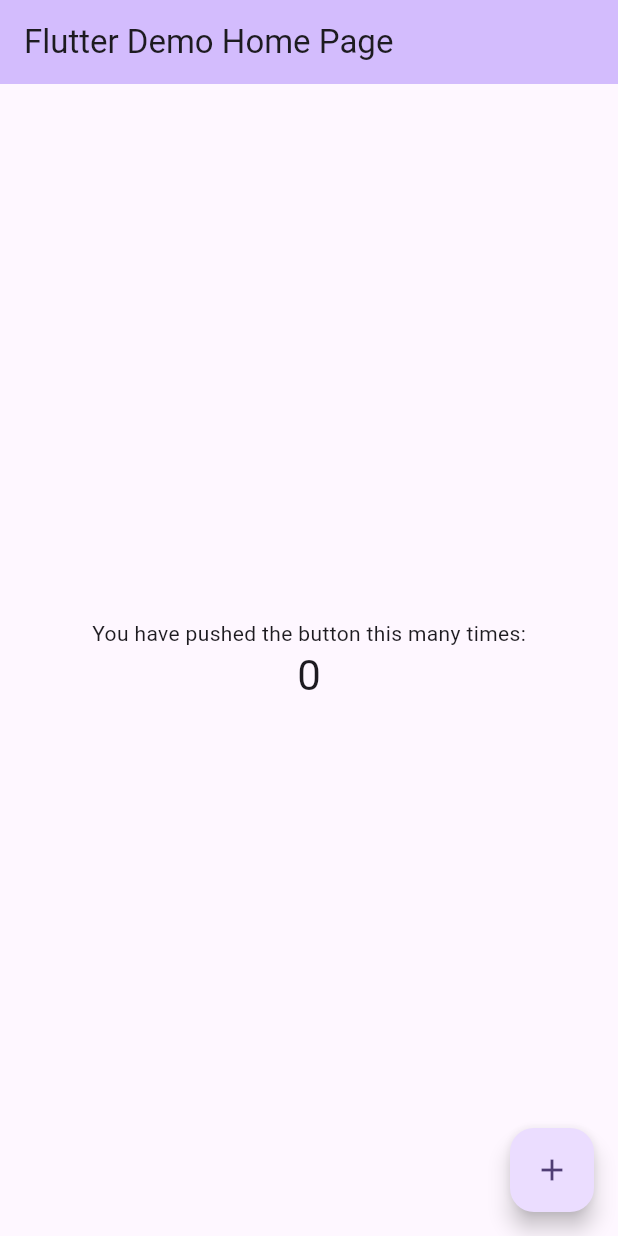
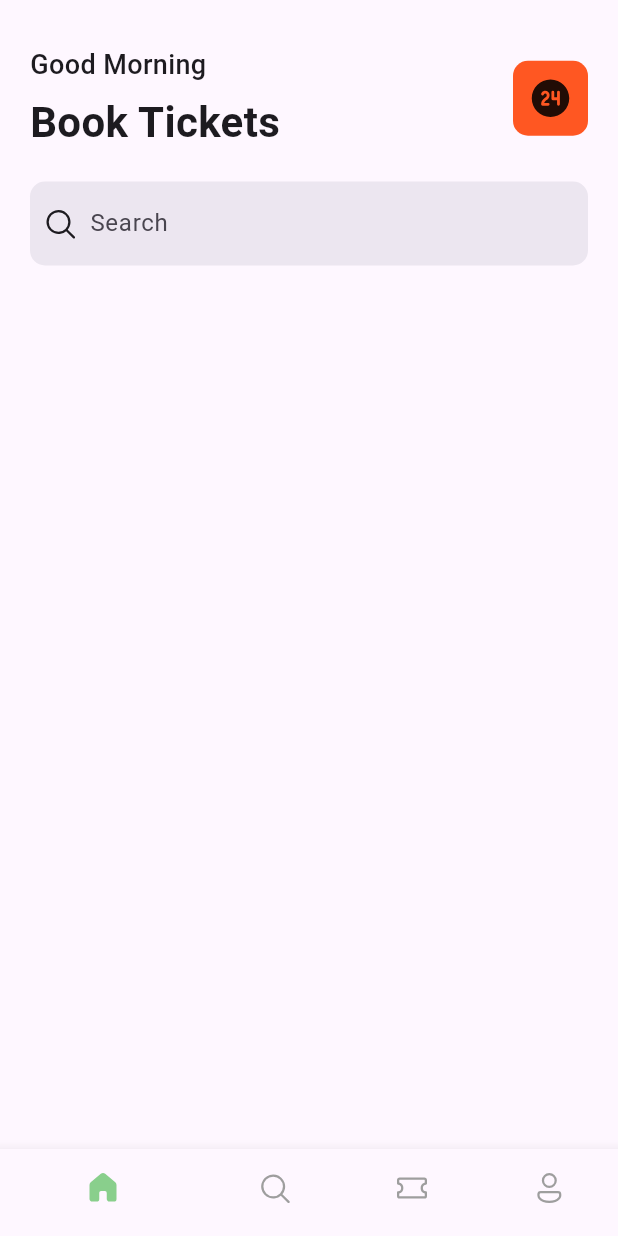
Before and after one commit to irvinMuziwenkosi/ticket_mobile_app, a Flutter app: the screen it shows after launch, on a phone screen of 412 x 824 dp. Run offline on Flutter 3.47's test engine with Material 3 defaults, Android fonts, the phone set to English and light mode, and no system bars; our stand-ins replace fluentui_icons.

Commit message:
Added some files

```diff
--- /dev/null
+++ b/lib/base/btm_nav_bar.dart
@@ -0,0 +1,52 @@
+import 'package:fluentui_icons/fluentui_icons.dart';
+import 'package:flutter/material.dart';
+
+class BtmNavBar extends StatefulWidget {
+  const BtmNavBar({super.key});
+
+  @override
+  State<BtmNavBar> createState() => _BtmNavBarState();
+}
+
+class _BtmNavBarState extends State<BtmNavBar> {
+  final appScreens = [
+    const Text("Home"),
+    const Text("Search"),
+    const Text("Tickets"),
+    const Text("Profile"),
+  ];
+  @override
+  Widget build(BuildContext context) {
+    return BottomNavigationBar(
+      selectedItemColor: const Color(0xFF89CF8C),
+      unselectedItemColor: Colors.grey,
+      showSelectedLabels: false,
+      items: const [
+        BottomNavigationBarItem(
+            icon: Icon(
+              FluentSystemIcons.ic_fluent_home_regular,
+            ),
+            activeIcon: Icon(FluentSystemIcons.ic_fluent_home_filled),
+            label: "Home"),
+        BottomNavigationBarItem(
+            icon: Icon(
+              FluentSystemIcons.ic_fluent_search_regular,
+            ),
+            activeIcon: Icon(FluentSystemIcons.ic_fluent_search_filled),
+            label: "Search"),
+        BottomNavigationBarItem(
+            icon: Icon(
+              FluentSystemIcons.ic_fluent_ticket_regular,
+            ),
+            activeIcon: Icon(FluentSystemIcons.ic_fluent_ticket_filled),
+            label: "Tickets"),
+        BottomNavigationBarItem(
+            icon: Icon(
+              FluentSystemIcons.ic_fluent_person_regular,
+            ),
+            activeIcon: Icon(FluentSystemIcons.ic_fluent_person_filled),
+            label: "Profile"),
+      ],
+    );
+  }
+}
--- /dev/null
+++ b/lib/base/custom_app_bar.dart
@@ -0,0 +1,15 @@
+import 'package:flutter/material.dart';
+
+class AppBar extends StatefulWidget {
+  const AppBar({super.key});
+
+  @override
+  State<AppBar> createState() => _AppBarState();
+}
+
+class _AppBarState extends State<AppBar> {
+  @override
+  Widget build(BuildContext context) {
+    return const Placeholder();
+  }
+}
--- a/lib/main.dart
+++ b/lib/main.dart
@@ -1,4 +1,8 @@
+// ignore_for_file: prefer_const_constructors
+
 import 'package:flutter/material.dart';
+import 'package:ticket_app/base/btm_nav_bar.dart';
+import 'package:ticket_app/pages/home.dart';
 
 void main() {
   runApp(const MyApp());
@@ -7,119 +11,28 @@ void main() {
 class MyApp extends StatelessWidget {
   const MyApp({super.key});
 
-  // This widget is the root of your application.
   @override
   Widget build(BuildContext context) {
     return MaterialApp(
-      title: 'Flutter Demo',
-      theme: ThemeData(
-        // This is the theme of your application.
-        //
-        // TRY THIS: Try running your application with "flutter run". You'll see
-        // the application has a purple toolbar. Then, without quitting the app,
-        // try changing the seedColor in the colorScheme below to Colors.green
-        // and then invoke "hot reload" (save your changes or press the "hot
-        // reload" button in a Flutter-supported IDE, or press "r" if you used
-        // the command line to start the app).
-        //
-        // Notice that the counter didn't reset back to zero; the application
-        // state is not lost during the reload. To reset the state, use hot
-        // restart instead.
-        //
-        // This works for code too, not just values: Most code changes can be
-        // tested with just a hot reload.
-        colorScheme: ColorScheme.fromSeed(seedColor: Colors.deepPurple),
-        useMaterial3: true,
+      home: Scaffold(
+        body: HomePage(),
+        bottomNavigationBar: const BtmNavBar(),
       ),
-      home: const MyHomePage(title: 'Flutter Demo Home Page'),
     );
   }
 }
+// class MainPage extends StatefulWidget {
+//   const MainPage({super.key});
 
-class MyHomePage extends StatefulWidget {
-  const MyHomePage({super.key, required this.title});
+//   @override
+//   State<MainPage> createState() => _MainPageState();
+// }
 
-  // This widget is the home page of your application. It is stateful, meaning
-  // that it has a State object (defined below) that contains fields that affect
-  // how it looks.
-
-  // This class is the configuration for the state. It holds the values (in this
-  // case the title) provided by the parent (in this case the App widget) and
-  // used by the build method of the State. Fields in a Widget subclass are
-  // always marked "final".
-
-  final String title;
-
-  @override
-  State<MyHomePage> createState() => _MyHomePageState();
-}
-
-class _MyHomePageState extends State<MyHomePage> {
-  int _counter = 0;
-
-  void _incrementCounter() {
-    setState(() {
-      // This call to setState tells the Flutter framework that something has
-      // changed in this State, which causes it to rerun the build method below
-      // so that the display can reflect the updated values. If we changed
-      // _counter without calling setState(), then the build method would not be
-      // called again, and so nothing would appear to happen.
-      _counter++;
-    });
-  }
-
-  @override
-  Widget build(BuildContext context) {
-    // This method is rerun every time setState is called, for instance as done
-    // by the _incrementCounter method above.
-    //
-    // The Flutter framework has been optimized to make rerunning build methods
-    // fast, so that you can just rebuild anything that needs updating rather
-    // than having to individually change instances of widgets.
-    return Scaffold(
-      appBar: AppBar(
-        // TRY THIS: Try changing the color here to a specific color (to
-        // Colors.amber, perhaps?) and trigger a hot reload to see the AppBar
-        // change color while the other colors stay the same.
-        backgroundColor: Theme.of(context).colorScheme.inversePrimary,
-        // Here we take the value from the MyHomePage object that was created by
-        // the App.build method, and use it to set our appbar title.
-        title: Text(widget.title),
-      ),
-      body: Center(
-        // Center is a layout widget. It takes a single child and positions it
-        // in the middle of the parent.
-        child: Column(
-          // Column is also a layout widget. It takes a list of children and
-          // arranges them vertically. By default, it sizes itself to fit its
-          // children horizontally, and tries to be as tall as its parent.
-          //
-          // Column has various properties to control how it sizes itself and
-          // how it positions its children. Here we use mainAxisAlignment to
-          // center the children vertically; the main axis here is the vertical
-          // axis because Columns are vertical (the cross axis would be
-          // horizontal).
-          //
-          // TRY THIS: Invoke "debug painting" (choose the "Toggle Debug Paint"
-          // action in the IDE, or press "p" in the console), to see the
-          // wireframe for each widget.
-          mainAxisAlignment: MainAxisAlignment.center,
-          children: <Widget>[
-            const Text(
-              'You have pushed the button this many times:',
-            ),
-            Text(
-              '$_counter',
-              style: Theme.of(context).textTheme.headlineMedium,
-            ),
-          ],
-        ),
-      ),
-      floatingActionButton: FloatingActionButton(
-        onPressed: _incrementCounter,
-        tooltip: 'Increment',
-        child: const Icon(Icons.add),
-      ), // This trailing comma makes auto-formatting nicer for build methods.
-    );
-  }
-}
+// class _MainPageState extends State<MainPage> {
+//   @override
+//   Widget build(BuildContext context) {
+//     return const Scaffold(
+//       bottomNavigationBar: BtmNavBar(),
+//     );
+//   }
+// }
--- /dev/null
+++ b/lib/pages/home.dart
@@ -0,0 +1,73 @@
+import 'package:fluentui_icons/fluentui_icons.dart';
+import 'package:flutter/material.dart';
+
+class HomePage extends StatefulWidget {
+  const HomePage({super.key});
+
+  @override
+  State<HomePage> createState() => _HomePageState();
+}
+
+class _HomePageState extends State<HomePage> {
+  @override
+  Widget build(BuildContext context) {
+    return ListView(
+      children: [
+        Container(
+          padding: const EdgeInsets.symmetric(horizontal: 20, vertical: 30),
+          child: Column(
+            children: [
+              Row(
+                mainAxisAlignment: MainAxisAlignment.spaceBetween,
+                children: [
+                  const Column(
+                    crossAxisAlignment: CrossAxisAlignment.start,
+                    children: [
+                      Text(
+                        "Good Morning",
+                        style: TextStyle(
+                            fontSize: 18, fontWeight: FontWeight.w500),
+                      ),
+                      SizedBox(
+                        height: 5,
+                      ),
+                      Text(
+                        "Book Tickets",
+                        style: TextStyle(
+                            fontSize: 28, fontWeight: FontWeight.w600),
+                      )
+                    ],
+                  ),
+                  Container(
+                    width: 50,
+                    height: 50,
+                    decoration: BoxDecoration(
+                      borderRadius: BorderRadius.circular(10),
+                      color: Colors.deepOrange,
+                    ),
+                    // alignment: Alignment.center,
+                    child: const Icon(
+                      FluentSystemIcons.ic_fluent_access_time_filled,
+                      size: 30,
+                    ),
+
+                    //Swap this with an image:
+                    // child: Image(image: AssetImage("assets/images/logo.png")), //Must be set to the pugspec.ymal
+                  )
+                ],
+              ),
+              const SizedBox(height: 20),
+              SearchBar(
+                shape: WidgetStatePropertyAll(RoundedRectangleBorder(
+                    borderRadius: BorderRadius.circular(10))),
+                elevation: const WidgetStatePropertyAll(0),
+                hintText: "Search",
+                leading: const Icon(FluentSystemIcons.ic_fluent_search_regular),
+              ),
+            ],
+          ),
+        ),
+      ],
+    );
+  }
+}
--- a/pubspec.yaml
+++ b/pubspec.yaml
@@ -35,6 +35,7 @@ dependencies:
   # The following adds the Cupertino Icons font to your application.
   # Use with the CupertinoIcons class for iOS style icons.
   cupertino_icons: ^1.0.6
+  fluentui_icons: ^1.0.0
 
 dev_dependencies:
   flutter_test:
@@ -45,7 +46,7 @@ dev_dependencies:
   # activated in the `analysis_options.yaml` file located at the root of your
   # package. See that file for information about deactivating specific lint
   # rules and activating additional ones.
-  flutter_lints: ^3.0.0
+  flutter_lints: ^4.0.0
 
 # For information on the generic Dart part of this file, see the
 # following page: https://dart.dev/tools/pub/pubspec
```
Also changed, not shown: pubspec.lock.
